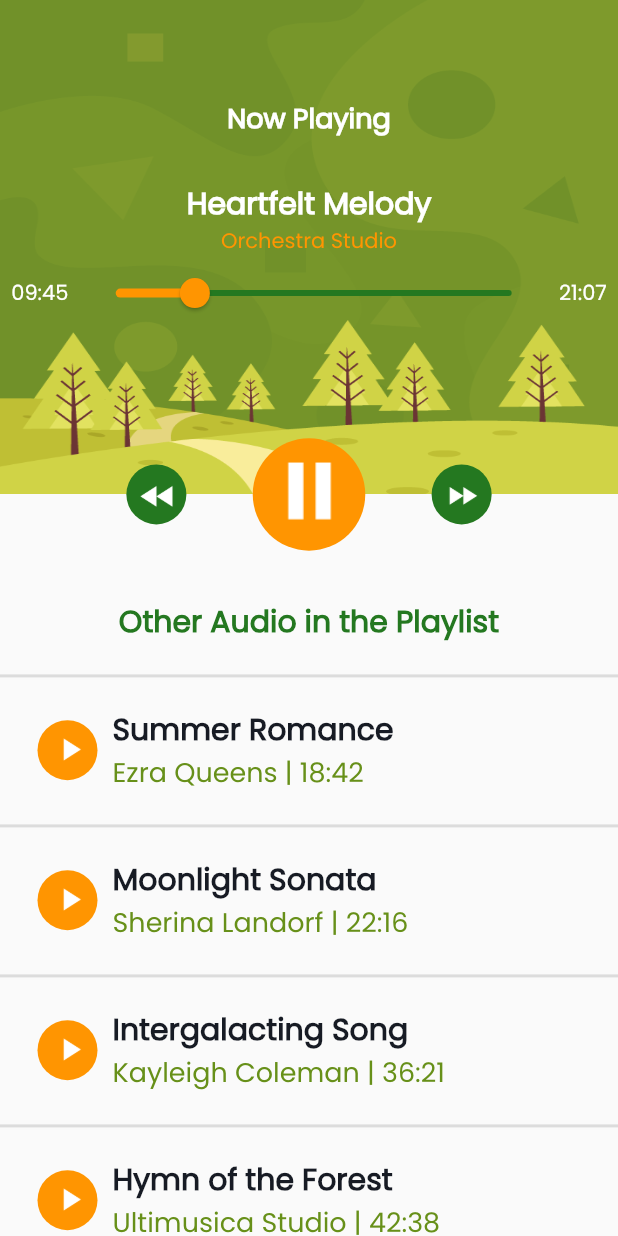
After one commit to mustafa294/flutter_meditation_app, a Flutter app: the PlaylistPage screen opened directly, on a phone screen of 412 x 824 dp. The commit adds this screen. Run offline on Flutter 3.47's test engine with Material 2 defaults, Android fonts, the phone set to English and light mode, and no system bars.

Commit message:
Playlist Screen Added

```diff
--- a/lib/screens/homepage.dart
+++ b/lib/screens/homepage.dart
@@ -1,4 +1,5 @@
 import 'package:flutter/material.dart';
+import 'package:meditation_app/screens/playlist_page.dart';
 import 'package:meditation_app/utils/constants.dart';
 
 class HomePage extends StatelessWidget {
@@ -6,13 +7,13 @@ class HomePage extends StatelessWidget {
 
   HomePage(this.quote);
 
-  buildMain(double height, double width) {
+  buildMain(BuildContext context, double height, double width) {
     return Scaffold(
       body: Column(
         children: [
           buildTopPart(height, width),
           buildPlaylistPart(height, width),
-          buildCreatorPart(height, width),
+          buildCreatorPart(context, height, width),
         ],
       ),
     );
@@ -95,8 +96,11 @@ class HomePage extends StatelessWidget {
     );
   }
 
-  buildCreatorPart(double height, double width) {
-    return Container(
+  buildCreatorPart(BuildContext context, double height, double width) {
+    return InkWell(
+      onTap: () => Navigator.push(
+          context, MaterialPageRoute(builder: (context) => PlaylistPage())),
+      child: Container(
         padding: EdgeInsets.only(left: 20),
         height: height * 0.3,
         width: width,
@@ -121,6 +125,7 @@ class HomePage extends StatelessWidget {
               ),
             ),
           ],
+        ),
       ),
     );
   }
@@ -198,6 +203,6 @@ class HomePage extends StatelessWidget {
   Widget build(BuildContext context) {
     double height = MediaQuery.of(context).size.height;
     double width = MediaQuery.of(context).size.width;
-    return buildMain(height, width);
+    return buildMain(context, height, width);
   }
 }
--- /dev/null
+++ b/lib/screens/playlist_page.dart
@@ -0,0 +1,273 @@
+import 'package:flutter/material.dart';
+import 'package:meditation_app/utils/constants.dart';
+
+class PlaylistPage extends StatelessWidget {
+  final List song = [
+    {
+      "songName": "Summer Romance",
+      "songSinger": "Ezra Queens",
+      "songDuration": "18:42"
+    },
+    {
+      "songName": "Moonlight Sonata",
+      "songSinger": "Sherina Landorf",
+      "songDuration": "22:16"
+    },
+    {
+      "songName": "Intergalacting Song",
+      "songSinger": "Kayleigh Coleman",
+      "songDuration": "36:21"
+    },
+    {
+      "songName": "Hymn of the Forest ",
+      "songSinger": "Ultimusica Studio",
+      "songDuration": "42:38"
+    },
+  ];
+
+  Scaffold buildMain(double width, double height) {
+    return Scaffold(
+      body: Column(
+        children: [
+          buildUpperPart(width, height),
+          buildLowerPart(),
+        ],
+      ),
+    );
+  }
+
+  // this is upper part of the body which takes 40 % of the screen height.
+  Container buildUpperPart(double width, double height) {
+    return Container(
+      width: width,
+      height: height * 0.4,
+      decoration: BoxDecoration(
+        image: DecorationImage(
+          image: AssetImage("${ImagePath.path}playlist-page.png"),
+          fit: BoxFit.fill,
+        ),
+      ),
+      child: Stack(
+        overflow: Overflow.visible,
+        children: [
+          Container(
+            alignment: Alignment.center,
+            height: height * 0.3,
+            child: Column(
+              mainAxisAlignment: MainAxisAlignment.spaceEvenly,
+              children: [
+                SizedBox(
+                  height: 10,
+                ),
+                Text(
+                  "Now Playing",
+                  style: TextStyle(
+                    fontWeight: FontWeight.bold,
+                    fontSize: 18,
+                  ),
+                ),
+                Container(
+                  child: Column(
+                    children: [
+                      Text(
+                        "Heartfelt Melody",
+                        style: TextStyle(
+                            fontWeight: FontWeight.bold, fontSize: 20),
+                      ),
+                      Text(
+                        "Orchestra Studio",
+                        style: TextStyle(
+                          color: AppColor.orangeColor,
+                        ),
+                      ),
+                      MusicPlayer(),
+                    ],
+                  ),
+                ),
+              ],
+            ),
+          ),
+          Positioned(
+            top: height * 0.4 - 50,
+            height: 100,
+            width: width,
+            child: Container(
+              margin: EdgeInsets.symmetric(horizontal: 40),
+              child: Row(
+                mainAxisAlignment: MainAxisAlignment.spaceEvenly,
+                children: [
+                  buildMusicPlayer(
+                      40, AppColor.greenColor, "music-backward.png"),
+                  buildMusicPlayer(75, AppColor.orangeColor, "music-play.png"),
+                  buildMusicPlayer(40, AppColor.greenColor, "music-forward.png")
+                ],
+              ),
+            ),
+          ),
+        ],
+      ),
+    );
+  }
+
+  //this part returns available space of the screen after upper part
+  // and contains Playlist songs
+  buildLowerPart() {
+    return Expanded(
+      child: Column(
+        children: [
+          buildPlaylistTitle(),
+          Expanded(
+            child: ListView.builder(
+              physics: BouncingScrollPhysics(),
+              padding: EdgeInsets.all(0),
+              itemCount: song.length,
+              itemBuilder: (context, index) {
+                return buildPlayListSongContainer(
+                  songName: song[index]["songName"],
+                  singerName: song[index]["songSinger"],
+                  songDuration: song[index]["songDuration"],
+                );
+              },
+            ),
+          )
+        ],
+      ),
+    );
+  }
+
+  buildPlaylistTitle() {
+    return Padding(
+      padding: EdgeInsets.only(
+        top: 70,
+        bottom: 20,
+      ),
+      child: Text(
+        "Other Audio in the Playlist",
+        style: TextStyle(
+          color: AppColor.greenColor,
+          fontSize: 20,
+          fontWeight: FontWeight.bold,
+        ),
+      ),
+    );
+  }
+
+  buildPlayListSongContainer(
+      {String songName, String singerName, String songDuration}) {
+    return Container(
+        height: 100,
+        child: Column(
+          mainAxisAlignment: MainAxisAlignment.start,
+          children: [
+            Divider(thickness: 2, height: 2),
+            SizedBox(height: 20),
+            Row(
+              children: [
+                SizedBox(width: 25),
+                CircleAvatar(
+                  backgroundColor: AppColor.orangeColor,
+                  backgroundImage:
+                      AssetImage("${ImagePath.path}music-pause.png"),
+                ),
+                SizedBox(width: 10),
+                Column(
+                  crossAxisAlignment: CrossAxisAlignment.start,
+                  children: [
+                    Text(
+                      songName ?? "",
+                      style: TextStyle(
+                        color: AppColor.darkBlueColor,
+                        fontSize: 20,
+                        fontWeight: FontWeight.bold,
+                      ),
+                    ),
+                    Row(
+                      children: [
+                        Text(
+                          singerName ?? "none",
+                          style: TextStyle(
+                            color: AppColor.lightGreenColor,
+                            fontSize: 18,
+                          ),
+                        ),
+                        Text(
+                          " | ",
+                          style: TextStyle(
+                            color: AppColor.lightGreenColor,
+                            fontSize: 18,
+                          ),
+                        ),
+                        Text(
+                          songDuration ?? "none",
+                          style: TextStyle(
+                            color: AppColor.lightGreenColor,
+                            fontSize: 18,
+                          ),
+                        ),
+                      ],
+                    )
+                  ],
+                ),
+              ],
+            ),
+          ],
+        ));
+  }
+
+  Container buildMusicPlayer(double diameter, Color color, String image) {
+    return Container(
+      height: diameter,
+      width: diameter,
+      decoration: BoxDecoration(
+        image: DecorationImage(
+            image: AssetImage("${ImagePath.path}" + image), fit: BoxFit.cover),
+        shape: BoxShape.circle,
+        color: color,
+      ),
+    );
+  }
+
+  @override
+  Widget build(BuildContext context) {
+    double height = MediaQuery.of(context).size.height;
+    double width = MediaQuery.of(context).size.width;
+    return buildMain(width, height);
+  }
+}
+
+class MusicPlayer extends StatefulWidget {
+  const MusicPlayer({
+    Key key,
+  }) : super(key: key);
+
+  @override
+  _MusicPlayerState createState() => _MusicPlayerState();
+}
+
+class _MusicPlayerState extends State<MusicPlayer> {
+  double _currentSliderValue = 0.2;
+
+  @override
+  Widget build(BuildContext context) {
+    return Row(
+      mainAxisAlignment: MainAxisAlignment.spaceEvenly,
+      children: [
+        Text("09:45"),
+        Container(
+          width: MediaQuery.of(context).size.width - 100,
+          child: Slider.adaptive(
+            value: _currentSliderValue,
+            onChanged: (double value) {
+              setState(() {
+                _currentSliderValue = value;
+              });
+            },
+            activeColor: AppColor.orangeColor,
+            inactiveColor: AppColor.greenColor,
+          ),
+        ),
+        Text("21:07"),
+      ],
+    );
+  }
+}
```
Also changed, not shown: assets/images/418as1357-10.png (deleted), assets/images/418as1357-13.png (deleted), assets/images/music-backward.png (added), assets/images/music-forward.png (renamed from assets/images/418as1357-12.png), assets/images/music-pause.png (renamed from assets/images/418as1357-09.png), assets/images/music-play.png (added). Lines whose indentation alone changed are shown as unchanged.
